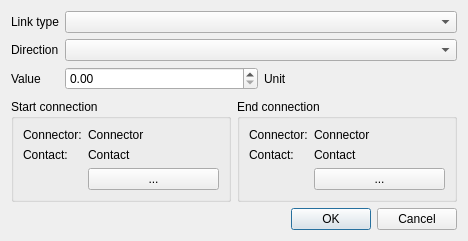
Above: tools/mdtcablelist/src/mdtClArticleLinkDialog.ui from scandyna/multidiagtools before the change. Below: the same form after it.
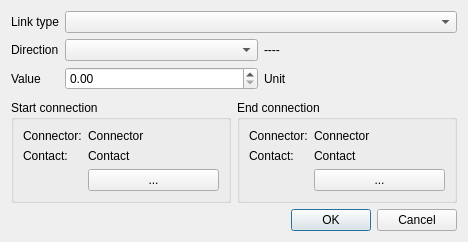
That is the form after the change.

The edit to the form file:
```diff
--- a/tools/mdtcablelist/src/mdtClArticleLinkDialog.ui
+++ b/tools/mdtcablelist/src/mdtClArticleLinkDialog.ui
@@ -7,7 +7,7 @@
     <x>0</x>
     <y>0</y>
     <width>468</width>
-    <height>241</height>
+    <height>242</height>
    </rect>
   </property>
   <property name="windowTitle">
@@ -34,7 +34,18 @@
       </widget>
      </item>
      <item row="1" column="1">
-      <widget class="QComboBox" name="cbLinkDirection"/>
+      <layout class="QHBoxLayout" name="horizontalLayout_3">
+       <item>
+        <widget class="QComboBox" name="cbLinkDirection"/>
+       </item>
+       <item>
+        <widget class="QLabel" name="lbLinkDirectionAsciiPicture">
+         <property name="text">
+          <string>----</string>
+         </property>
+        </widget>
+       </item>
+      </layout>
      </item>
      <item row="2" column="0">
       <widget class="QLabel" name="lbValue">
```
Left out of the diff: 2 changed lines with no effect on the pictures.
